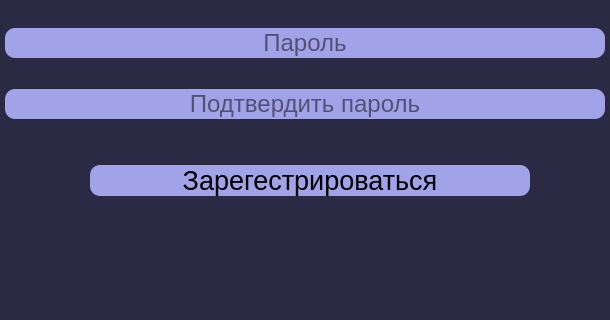
First picture: the form in registration.ui, repository Liqror/Links-agregator, before the edit; both pictures show x 286 to 896 and y 308 to 628 of the 1182 by 717 pixel window.
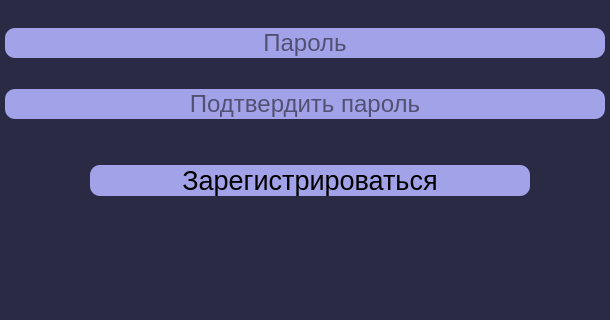
Second picture: the form after the edit.

```diff
--- a/registration.ui
+++ b/registration.ui
@@ -212,7 +212,7 @@
 margin-left:10px;</string>
            </property>
            <property name="text">
-            <string>Зарегестрироваться</string>
+            <string>Зарегистрироваться</string>
            </property>
           </widget>
          </item>
```
